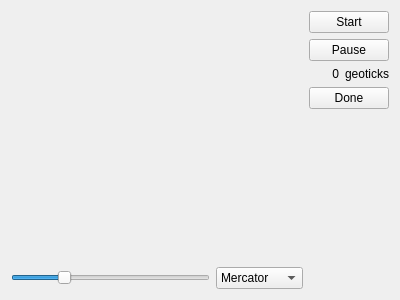
Qt form tectonics.ui (tps12/Tec-Nine) before a commit.
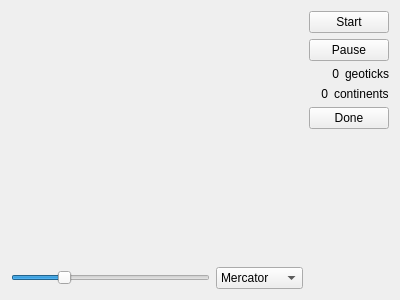
The same form after that commit.

```diff
--- a/tectonics.ui
+++ b/tectonics.ui
@@ -128,6 +128,30 @@
        </item>
       </layout>
      </item>
+     <item>
+      <layout class="QHBoxLayout" name="horizontalLayout_4">
+       <property name="topMargin">
+        <number>0</number>
+       </property>
+       <item>
+        <widget class="QLabel" name="continents">
+         <property name="text">
+          <string>0</string>
+         </property>
+         <property name="alignment">
+          <set>Qt::AlignRight|Qt::AlignTrailing|Qt::AlignVCenter</set>
+         </property>
+        </widget>
+       </item>
+       <item>
+        <widget class="QLabel" name="label">
+         <property name="text">
+          <string>continents</string>
+         </property>
+        </widget>
+       </item>
+      </layout>
+     </item>
      <item>
       <widget class="QPushButton" name="done">
        <property name="text">
```
